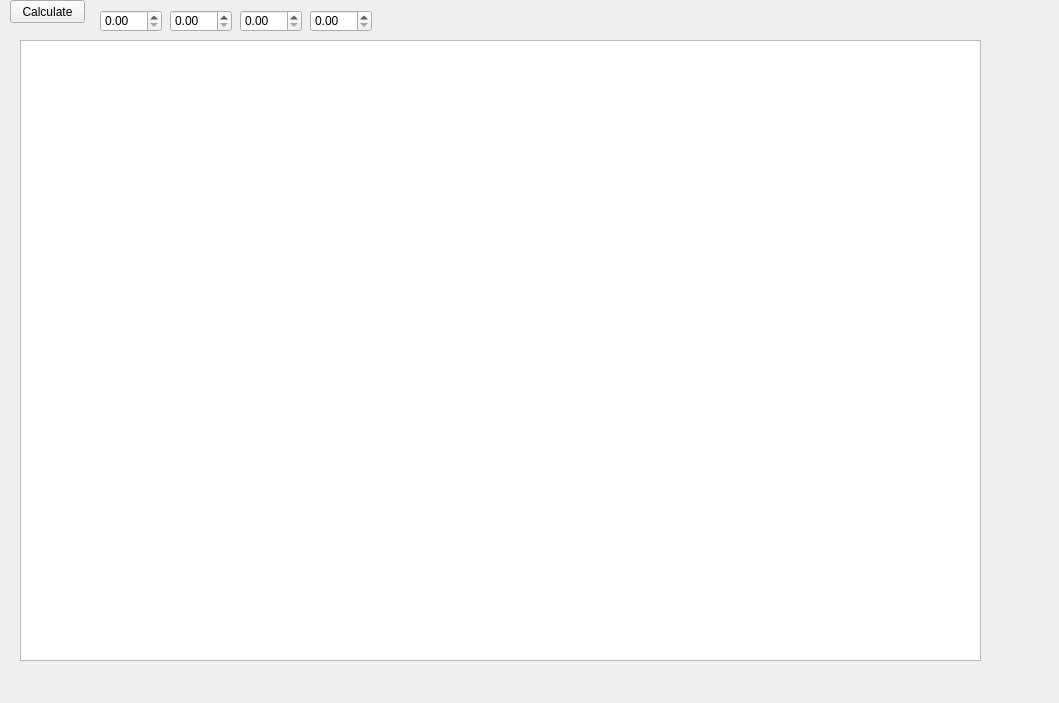
Old version of the form notobviousmethod.ui in the repository N45ING/CW.
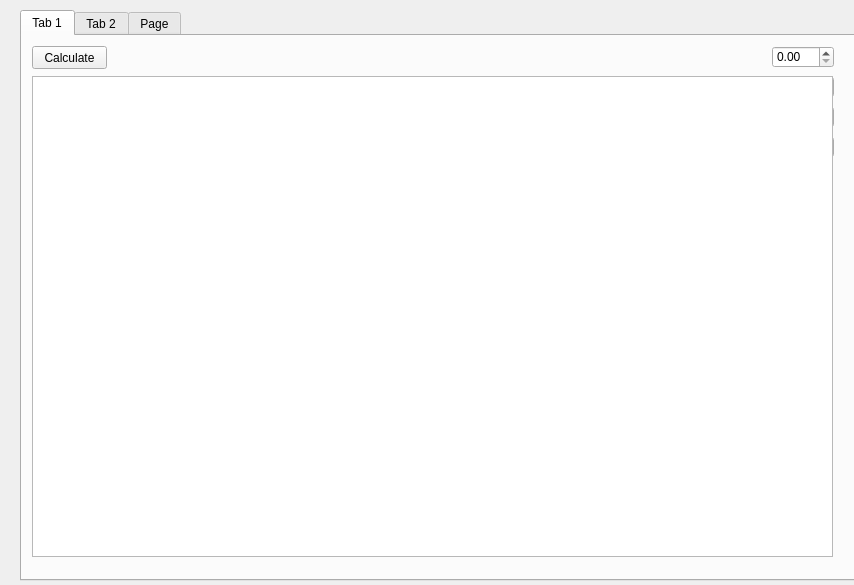
New version of the form. The open tabs and pages were chosen to show the change.

```diff
--- a/notobviousmethod.ui
+++ b/notobviousmethod.ui
@@ -6,20 +6,79 @@
    <rect>
     <x>0</x>
     <y>0</y>
-    <width>1059</width>
-    <height>703</height>
+    <width>854</width>
+    <height>585</height>
    </rect>
   </property>
   <property name="windowTitle">
    <string>Form</string>
   </property>
-  <widget class="QPlainTextEdit" name="plainTextEdit">
+  <widget class="QTabWidget" name="tabWidget">
    <property name="geometry">
     <rect>
      <x>20</x>
+     <y>10</y>
+     <width>841</width>
+     <height>571</height>
+    </rect>
+   </property>
+   <property name="currentIndex">
+    <number>2</number>
+   </property>
+   <widget class="QWidget" name="tabOne">
+    <attribute name="title">
+     <string>Tab 1</string>
+    </attribute>
+    <widget class="QPlainTextEdit" name="plainTextEdit">
+     <property name="geometry">
+      <rect>
+       <x>10</x>
      <y>40</y>
-     <width>961</width>
-     <height>621</height>
+       <width>801</width>
+       <height>481</height>
+      </rect>
+     </property>
+    </widget>
+    <widget class="QDoubleSpinBox" name="equationA">
+     <property name="enabled">
+      <bool>true</bool>
+     </property>
+     <property name="geometry">
+      <rect>
+       <x>750</x>
+       <y>10</y>
+       <width>62</width>
+       <height>22</height>
+      </rect>
+     </property>
+    </widget>
+    <widget class="QDoubleSpinBox" name="equationB">
+     <property name="geometry">
+      <rect>
+       <x>750</x>
+       <y>40</y>
+       <width>62</width>
+       <height>22</height>
+      </rect>
+     </property>
+    </widget>
+    <widget class="QDoubleSpinBox" name="accurateA">
+     <property name="geometry">
+      <rect>
+       <x>750</x>
+       <y>70</y>
+       <width>62</width>
+       <height>22</height>
+      </rect>
+     </property>
+    </widget>
+    <widget class="QDoubleSpinBox" name="accurateB">
+     <property name="geometry">
+      <rect>
+       <x>750</x>
+       <y>100</y>
+       <width>62</width>
+       <height>22</height>
     </rect>
    </property>
   </widget>
@@ -27,7 +86,7 @@
    <property name="geometry">
     <rect>
      <x>10</x>
-     <y>0</y>
+       <y>10</y>
      <width>75</width>
      <height>23</height>
     </rect>
@@ -36,45 +95,55 @@
     <string>Calculate</string>
    </property>
   </widget>
-  <widget class="QDoubleSpinBox" name="equationA">
-   <property name="geometry">
-    <rect>
-     <x>100</x>
-     <y>10</y>
-     <width>62</width>
-     <height>22</height>
-    </rect>
-   </property>
-  </widget>
-  <widget class="QDoubleSpinBox" name="equationB">
+    <zorder>equationA</zorder>
+    <zorder>equationB</zorder>
+    <zorder>accurateA</zorder>
+    <zorder>accurateB</zorder>
+    <zorder>calculateButton</zorder>
+    <zorder>plainTextEdit</zorder>
+   </widget>
+   <widget class="QWidget" name="tabTwo">
+    <attribute name="title">
+     <string>Tab 2</string>
+    </attribute>
+    <widget class="QFrame" name="graphThauFrame">
    <property name="geometry">
     <rect>
-     <x>170</x>
+       <x>140</x>
      <y>10</y>
-     <width>62</width>
-     <height>22</height>
-    </rect>
-   </property>
-  </widget>
-  <widget class="QDoubleSpinBox" name="accurateA">
-   <property name="geometry">
-    <rect>
-     <x>240</x>
-     <y>10</y>
-     <width>62</width>
-     <height>22</height>
-    </rect>
-   </property>
-  </widget>
-  <widget class="QDoubleSpinBox" name="accurateB">
+       <width>681</width>
+       <height>501</height>
+      </rect>
+     </property>
+     <property name="frameShape">
+      <enum>QFrame::StyledPanel</enum>
+     </property>
+     <property name="frameShadow">
+      <enum>QFrame::Raised</enum>
+     </property>
+    </widget>
+   </widget>
+   <widget class="QWidget" name="tabThree">
+    <attribute name="title">
+     <string>Page</string>
+    </attribute>
+    <widget class="QFrame" name="graphHFrame">
    <property name="geometry">
     <rect>
-     <x>310</x>
+       <x>140</x>
      <y>10</y>
-     <width>62</width>
-     <height>22</height>
-    </rect>
-   </property>
+       <width>681</width>
+       <height>521</height>
+      </rect>
+     </property>
+     <property name="frameShape">
+      <enum>QFrame::StyledPanel</enum>
+     </property>
+     <property name="frameShadow">
+      <enum>QFrame::Raised</enum>
+     </property>
+    </widget>
+   </widget>
   </widget>
  </widget>
  <resources/>
```
Lines whose indentation alone changed are shown as unchanged.
